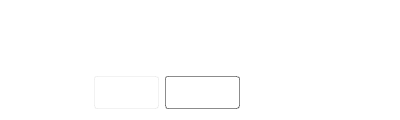
Before: the Qt Designer form src/MEGASync/gui/win/PSAwidget.ui in meganz/MEGAsync, drawn with Qt 5.
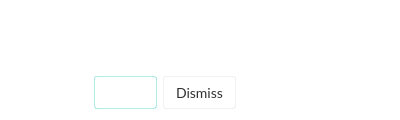
After: the same form once the commit is applied. Custom widgets are drawn as their Qt base class.

Commit message: Style PSA widget

```diff
--- a/src/MEGASync/gui/win/PSAwidget.ui
+++ b/src/MEGASync/gui/win/PSAwidget.ui
@@ -49,48 +49,37 @@
 {
 border: none;
 }
+
 #bMore
 {
- background-color: qlineargradient(x1: 0, y1: 0, x2: 0, y2: 1,
-                                      stop: 0 #ffffff, stop: 1 #fafafa);
- border-radius: 3px;
- border: 1px solid rgba(0, 0, 0, 5%);
- padding: 7px 12px 7px 12px;
- font-family: &quot;Source Sans Pro&quot;;
- font-size: 14px;
- color: #777777;
-
+font-family: Lato;
+font-size: 14px;
+border: 1px solid rgba(0,191, 165, 30%);
+border-radius: 3px;
+color: #ffffff;
+padding: 7px 12px 7px 12px;
+background-color: qlineargradient(x1: 0, y1: 0, x2: 0, y2: 1,
+							stop: 0 rgba(0, 204, 176, 1), stop: 1 rgba(0, 172,149,1));
 }
 
+
 #bMore:hover
 {
-  border: 1px solid rgba(0, 0, 0, 20%);
-  border-radius: 3px;
-  background-color: qlineargradient(x1: 0, y1: 0, x2: 0, y2: 1,
-                                      stop: 0 #ffffff, stop: 1 #fafafa);
-
-}
-
-#bMore:pressed
-{
-  background-color: rgba(0, 0, 0, 10%);
-  border: 1px solid rgba(0, 0, 0, 20%);
-  border-radius: 3px;
+	border: 1px solid rgba(0,191, 165, 80%);
 }
 
 #bDismiss
 {
-  background-color: qlineargradient(x1: 0, y1: 0, x2: 0, y2: 1,
-                                      stop: 0 #999999, stop: 1 #aaaaaa);
-  border-radius: 3px;
-  border: 1px solid rgba(0, 0, 0, 45%);
-  padding: 7px 12px 7px 12px;
-  font-family: &quot;Source Sans Pro&quot;;
-  font-size: 14px;
-  font-weight: normal;
-  font-style: normal;
-  color: #ffffff;
+font-family: Lato;
+font-size: 14px;
+border: 1px solid rgba(0, 0, 0, 5%);
+border-radius: 3px;
+color: #333333;
+padding: 7px 12px 7px 12px;
+background-color: qlineargradient(x1: 0, y1: 0, x2: 0, y2: 1,
+stop: 0 #ffffff, stop: 1 #fafafa);
 }
+
 #bDismiss::hover
 {
   border: 1px solid rgba(0, 0, 0, 60%);
```
Left out of the diff: 5 changed lines with no effect on the pictures. The commit also changes 2 other files.
